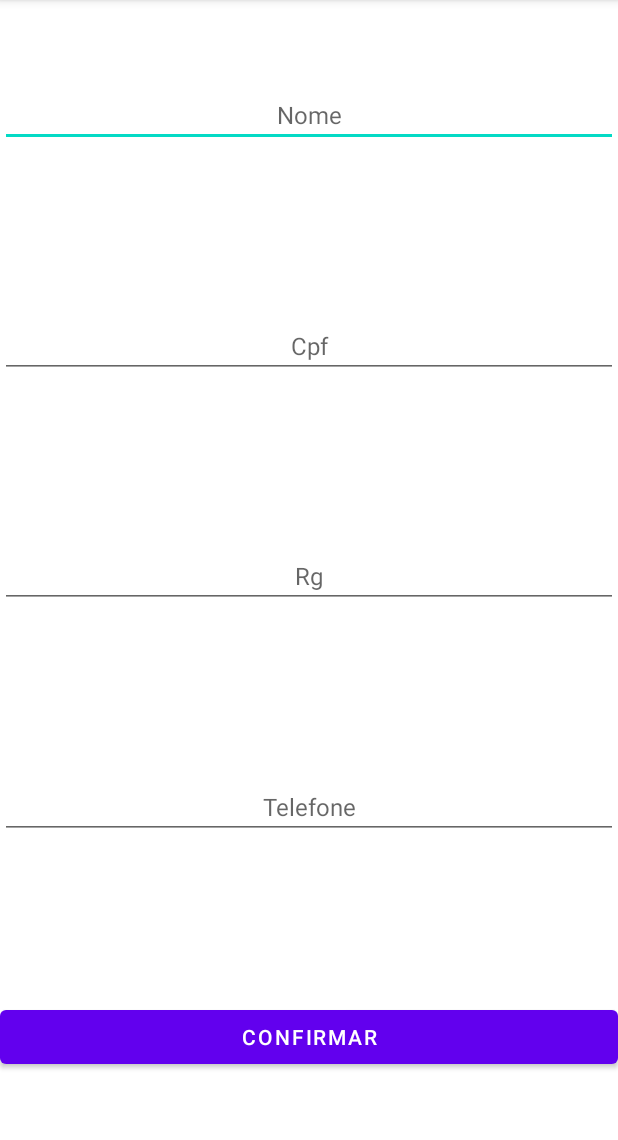
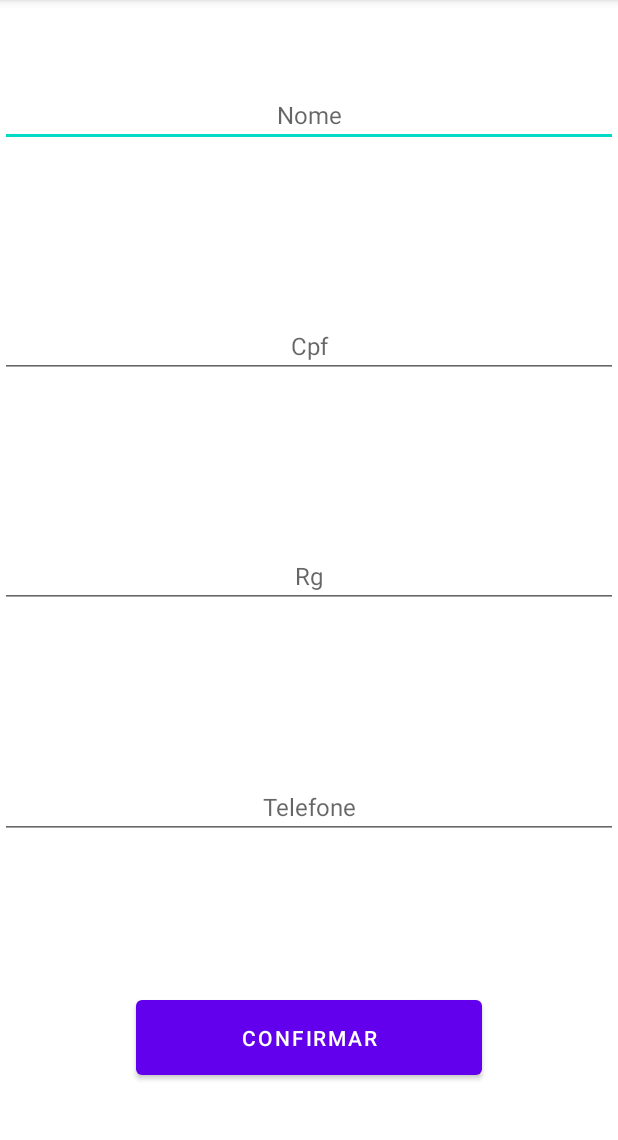
Before and after one commit to Andrefil12/consulta_app, an Android app: the screen it shows after launch (MainActivity), on a phone screen of 412 x 824 dp, the part 84-1224 px from its top. Run offline under Robolectric (Android 15) with nearby library versions, the phone set to English and light mode, and no system bars.

Commit message:
criação do styles.xml e adição de novos atributos no activity_main

```diff
--- a/app/src/main/res/layout/activity_main.xml
+++ b/app/src/main/res/layout/activity_main.xml
@@ -8,56 +8,50 @@
 
     <EditText
         android:id="@+id/inpNome"
-        android:layout_height="wrap_content"
-        android:layout_width="match_parent"
         android:hint="@string/editnome"
-        android:textAlignment="center"
-        android:textSize="16sp"
+        android:inputType="text"
         app:layout_constraintStart_toStartOf="parent"
         app:layout_constraintEnd_toEndOf="parent"
         app:layout_constraintBottom_toTopOf="@id/guideTop"
-        app:layout_constraintTop_toTopOf="parent"/>
+        app:layout_constraintTop_toTopOf="parent"
+        style="@style/input_style" />
 
     <EditText
         android:id="@+id/ipCpf"
-        android:layout_height="wrap_content"
-        android:layout_width="match_parent"
         android:hint="@string/editcpf"
-        android:textAlignment="center"
-        android:textSize="16sp"
+        android:inputType="numberDecimal"
         app:layout_constraintStart_toStartOf="parent"
         app:layout_constraintEnd_toEndOf="parent"
         app:layout_constraintBottom_toTopOf="@id/guideMediumUp"
-        app:layout_constraintTop_toTopOf="@id/guideTop" />
+        app:layout_constraintTop_toTopOf="@id/guideTop"
+        style="@style/input_style"/>
 
     <EditText
         android:id="@+id/ipRg"
-        android:layout_height="wrap_content"
-        android:layout_width="match_parent"
         android:hint="@string/editrg"
-        android:textAlignment="center"
-        android:textSize="16sp"
+        android:inputType="numberDecimal"
         app:layout_constraintStart_toStartOf="parent"
         app:layout_constraintEnd_toEndOf="parent"
         app:layout_constraintBottom_toTopOf="@id/guideMediumDown"
-        app:layout_constraintTop_toTopOf="@id/guideMediumUp"/>
+        app:layout_constraintTop_toTopOf="@id/guideMediumUp"
+        style="@style/input_style"/>
 
     <EditText
         android:id="@+id/ipCell"
-        android:layout_height="wrap_content"
-        android:layout_width="match_parent"
         android:hint="@string/editcell"
-        android:textAlignment="center"
-        android:textSize="16sp"
+        android:inputType="number"
         app:layout_constraintStart_toStartOf="parent"
         app:layout_constraintEnd_toEndOf="parent"
         app:layout_constraintBottom_toTopOf="@id/guideBottom"
-        app:layout_constraintTop_toTopOf="@id/guideMediumDown"/>
+        app:layout_constraintTop_toTopOf="@id/guideMediumDown"
+        style="@style/input_style" />
 
     <Button
         android:id="@+id/botao"
-        android:layout_width="match_parent"
+        android:layout_width="wrap_content"
         android:layout_height="wrap_content"
+        android:paddingHorizontal="70dp"
+        android:paddingVertical="15dp"
         android:text="@string/button"
         app:layout_constraintStart_toStartOf="parent"
         app:layout_constraintEnd_toEndOf="parent"
--- /dev/null
+++ b/app/src/main/res/values/styles.xml
@@ -0,0 +1,10 @@
+<?xml version="1.0" encoding="utf-8"?>
+<resources>
+
+    <style name="input_style">
+        <item name="android:layout_height">wrap_content</item>
+        <item name="android:layout_width">match_parent</item>
+        <item name="android:textAlignment">center</item>
+        <item name="android:textSize">16sp</item>
+    </style>
+</resources>
```
